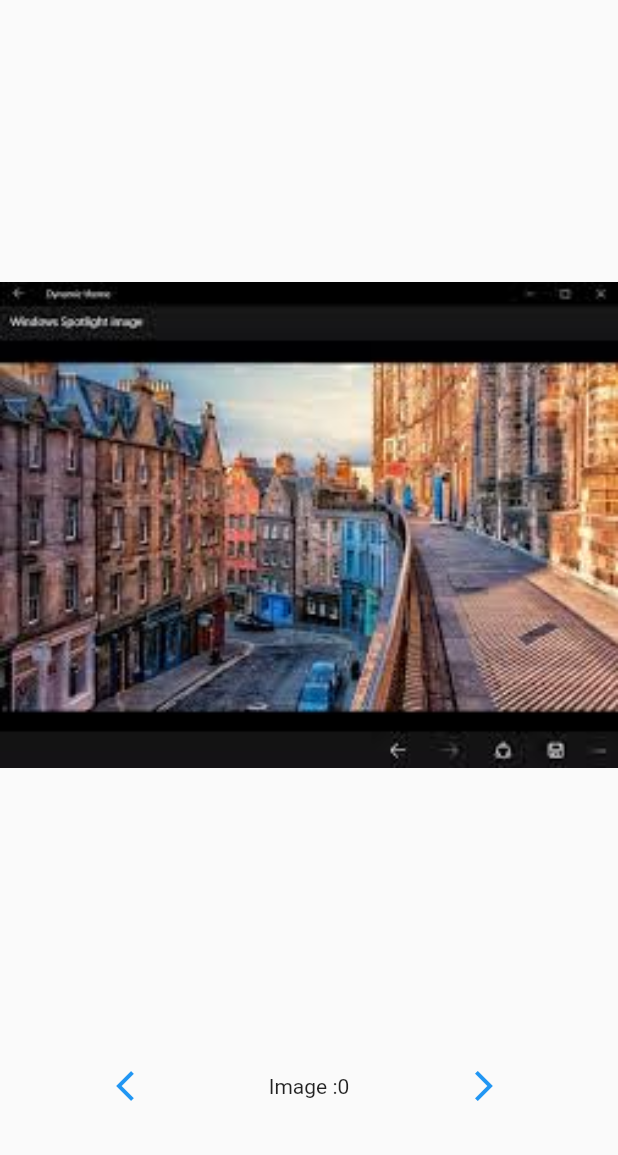
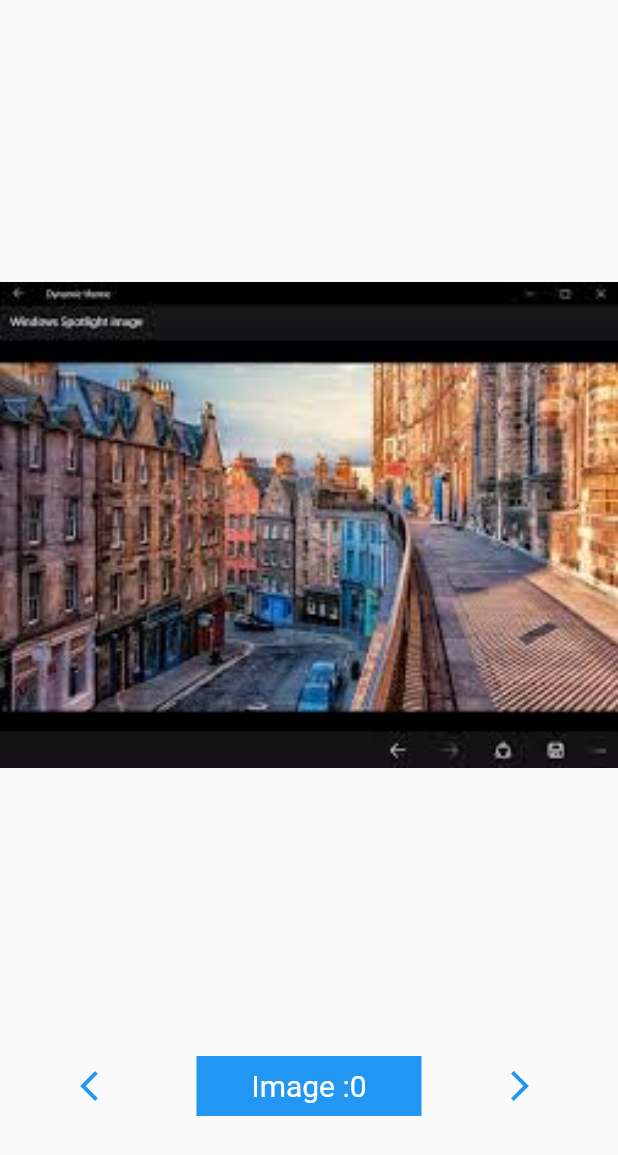
Before and after one commit to adhamniyozboyev/buttuns_task, a Flutter app: the screen it shows after launch, on a phone screen of 412 x 824 dp. Shown: the top 1155 px of the screen. Run offline on Flutter 3.47's test engine with Material 2 defaults, Android fonts, the phone set to English and light mode, and no system bars.

Commit message:
gallery stop

```diff
--- a/lib/main.dart
+++ b/lib/main.dart
@@ -32,15 +32,20 @@ class _MytaskState extends State<Mytask> {
           children: [
             TextButton(
                 onPressed: () {
-                  if(index>0)
+
                   setState(() {
-                    index--;
+                 index--;
                   });
                 },
                 child: Icon(Icons.arrow_back_ios)),
-                 Text('Image :$index'),
+                 Container(
+                  alignment: Alignment.center,
+                  height: 40,
+                  width: 150,
+                  color: Colors.blue,
+                  child: Text('Image :$index',style: TextStyle(color: Colors.white,fontSize: 20),)),
         TextButton(onPressed: (){
-          if(index<3)
+
           setState(() {
             index++;
           });
```
